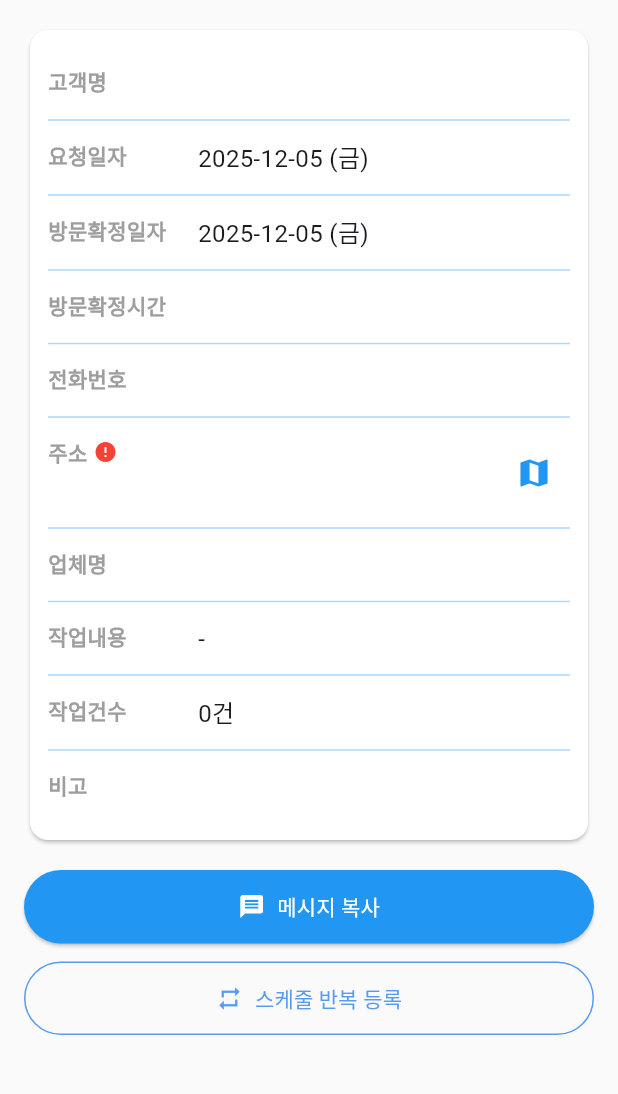
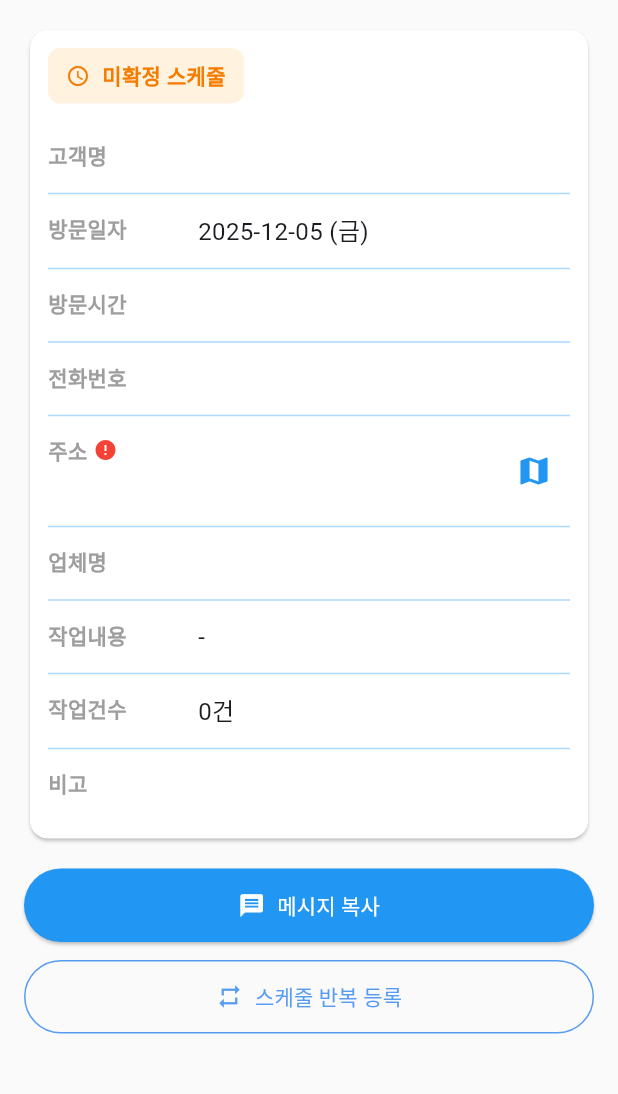
Before and after one commit to ssh5437/flutter_schedule_app, a Flutter app: the ScheduleDetailScreen screen opened directly with empty values, on a phone screen of 412 x 824 dp, the part 60-1154 px from its top. Run offline on Flutter 3.47's test engine with Material 3 defaults, Android fonts, the light colour scheme and no system bars; our stand-ins replace app_links, file_picker, firebase_analytics, firebase_core, fl_chart, flutter_colorpicker and 11 more; missing offline and left inert: encrypt, google_mlkit_text_recognition, home_widget, pointycastle, workmanager; accounts and stored records are empty; network calls fail; statements that could not run were skipped.

Commit message:
요청일자 없애고 요청 스케줄 미확정 스케줄로 전체 변경

```diff
--- a/lib/database/storage_helper.dart
+++ b/lib/database/storage_helper.dart
@@ -99,8 +99,7 @@ class StorageHelper {
     return schedules.where((s) {
       return s.customerName.toLowerCase().contains(lowerQuery) ||
           s.phoneNumber.contains(query) ||
-          (s.visitDate?.toString().contains(query) ?? false) ||
-          (s.requestDate.toString().contains(query));
+          (s.visitDate?.toString().contains(query) ?? false);
     }).toList();
   }
 
--- a/lib/models/schedule.dart
+++ b/lib/models/schedule.dart
@@ -2,11 +2,10 @@ class Schedule {
   final int? id;
   final String userId;
   final String customerName;
-  final DateTime requestDate;
-  final DateTime? visitDate;
+  final DateTime? visitDate; // 방문일자 (선택)
   final String? visitTime;
   final String phoneNumber;
-  final String address;
+  final String? address; // 주소 (선택)
   final String? jibunAddress; // 지번 주소 (통계용)
   final String? companyName;
   final List<String> workItems;
@@ -19,11 +18,10 @@ class Schedule {
     this.id,
     required this.userId,
     required this.customerName,
-    required this.requestDate,
-    this.visitDate,
+    this.visitDate, // 선택 필드
     this.visitTime,
     required this.phoneNumber,
-    required this.address,
+    this.address, // 선택 필드
     this.jibunAddress,
     this.companyName,
     required this.workItems,
@@ -52,19 +50,18 @@ class Schedule {
     return total;
   }
 
-  // 스케줄 상태 자동 판단 (visitDate와 visitTime 기반)
+  // 스케줄 상태 자동 판단 (visitTime 기반)
   String get computedStatus {
-    // visitDate와 visitTime이 모두 있으면 '확정'
-    if (visitDate != null && visitTime != null && visitTime != '미정') {
+    // visitTime이 있으면 '확정', 없으면 '예정'
+    if (visitTime != null && visitTime != '미정' && visitTime!.isNotEmpty) {
       return '확정';
     }
-    // 하나라도 없으면 '예정'
     return '예정';
   }
 
   // 확정 스케줄인지 확인
   bool get isConfirmed {
-    return visitDate != null && visitTime != null && visitTime != '미정';
+    return visitTime != null && visitTime != '미정' && visitTime!.isNotEmpty;
   }
 
   Map<String, dynamic> toMap() {
@@ -72,7 +69,6 @@ class Schedule {
       'id': id,
       'userId': userId,
       'customerName': customerName,
-      'requestDate': requestDate.toIso8601String(),
       'visitDate': visitDate?.toIso8601String(),
       'visitTime': visitTime,
       'phoneNumber': phoneNumber,
@@ -106,7 +102,6 @@ class Schedule {
       id: map['id'],
       userId: map['userId'] ?? 'legacy_user',
       customerName: map['customerName'],
-      requestDate: DateTime.parse(map['requestDate']),
       visitDate: map['visitDate'] != null ? DateTime.parse(map['visitDate']) : null,
       visitTime: map['visitTime'],
       phoneNumber: map['phoneNumber'],
@@ -125,7 +120,6 @@ class Schedule {
     int? id,
     String? userId,
     String? customerName,
-    DateTime? requestDate,
     DateTime? visitDate,
     String? visitTime,
     String? phoneNumber,
@@ -142,7 +136,6 @@ class Schedule {
       id: id ?? this.id,
       userId: userId ?? this.userId,
       customerName: customerName ?? this.customerName,
-      requestDate: requestDate ?? this.requestDate,
       visitDate: visitDate ?? this.visitDate,
       visitTime: visitTime ?? this.visitTime,
       phoneNumber: phoneNumber ?? this.phoneNumber,
--- a/lib/screens/company_edit_screen.dart
+++ b/lib/screens/company_edit_screen.dart
@@ -492,7 +492,7 @@ text: workItem != null ? NumberFormat('#,###').format(workItem.price) : '0'
                 leading: const Icon(Icons.message),
                 title: const Text('메시지 템플릿'),
                 subtitle: const Text(
-                  '업체별 메시지 템플릿 관리',
+                  '자주 사용하는 메시지를 저장해두세요',
                   style: TextStyle(fontSize: 12, color: Colors.grey),
                 ),
                 trailing: const Icon(Icons.arrow_forward_ios, size: 16),
--- a/lib/screens/completed_schedules_screen.dart
+++ b/lib/screens/completed_schedules_screen.dart
@@ -304,7 +304,7 @@ class CompletedSchedulesScreenState extends State<CompletedSchedulesScreen> {
                                           const SizedBox(height: 3),
                                           // 주소
                                           Text(
-                                            schedule.address,
+                                            schedule.address ?? '',
                                             style: TextStyle(
                                               fontSize: 13,
                                               color: textColor,
--- a/lib/screens/debug_screen.dart
+++ b/lib/screens/debug_screen.dart
@@ -238,7 +238,6 @@ class _DebugScreenState extends State<DebugScreen> {
           final newSchedule = Schedule(
             userId: user.id,
             customerName: customerNames[random.nextInt(customerNames.length)],
-            requestDate: currentDate.subtract(Duration(days: random.nextInt(5) + 1)),
             visitDate: currentDate,
             visitTime: visitTime,
             phoneNumber: '010-${1000 + random.nextInt(9000)}-${1000 + random.nextInt(9000)}',
--- a/lib/screens/home_screen.dart
+++ b/lib/screens/home_screen.dart
@@ -22,9 +22,9 @@ class HomeScreenState extends State<HomeScreen> {
   List<Schedule> _schedules = [];
   Map<String, int> _companyColors = {}; // 업체명 -> 색상 매핑
   bool _isLoading = true;
-  bool _showPendingSchedules = true; // 요청 스케줄 표시 여부
+  bool _showPendingSchedules = true; // 미확정 스케줄 표시 여부
   bool _showTodayOnly = false; // 오늘 스케줄만 표시 여부
-  Color _pendingColor = const Color(0xFFFAE6BB); // 예정 스케줄 색상
+  Color _pendingColor = const Color(0xFFFAE6BB); // 미확정 스케줄 색상
   Color _confirmedColor = const Color(0xFFFFFFFF); // 확정 스케줄 색상 (흰색)
 
   @override
@@ -61,8 +61,7 @@ class HomeScreenState extends State<HomeScreen> {
 
       // 스케줄 정렬
       // 1. 예정(status='예정')이 먼저, 확정(status='확정')이 나중
-      // 2. 예정 내에서는 requestDate 오름차순
-      // 3. 확정 내에서는 visitDate 오름차순
+      // 2. 같은 상태 내에서는 visitDate 오름차순 (visitDate가 없으면 뒤로)
       schedules.sort((a, b) {
         // status 필드로 예정/확정 구분
         final aIsConfirmed = a.status == '확정';
@@ -72,15 +71,11 @@ class HomeScreenState extends State<HomeScreen> {
         if (!aIsConfirmed && bIsConfirmed) return -1;
         if (aIsConfirmed && !bIsConfirmed) return 1;
 
-        // 둘 다 예정인 경우: requestDate 오름차순
-        if (!aIsConfirmed && !bIsConfirmed) {
-          return a.requestDate.compareTo(b.requestDate);
-        }
-
-        // 둘 다 확정인 경우: visitDate 오름차순 (visitDate가 없으면 requestDate 사용)
-        final aDate = a.visitDate ?? a.requestDate;
-        final bDate = b.visitDate ?? b.requestDate;
-        return aDate.compareTo(bDate);
+        // 같은 상태 내에서: visitDate 오름차순 (null은 뒤로)
+        if (a.visitDate == null && b.visitDate == null) return 0;
+        if (a.visitDate == null) return 1;
+        if (b.visitDate == null) return -1;
+        return a.visitDate!.compareTo(b.visitDate!);
       });
 
       if (!mounted) return;
@@ -223,7 +218,7 @@ class HomeScreenState extends State<HomeScreen> {
                       const Text('필터:', style: TextStyle(fontSize: 14, fontWeight: FontWeight.w500)),
                       const SizedBox(width: 12),
                       FilterChip(
-                        label: const Text('요청 스케줄', style: TextStyle(fontSize: 13)),
+                        label: const Text('미확정 스케줄', style: TextStyle(fontSize: 13)),
                         selected: _showPendingSchedules,
                         onSelected: (value) {
                           setState(() {
@@ -258,23 +253,27 @@ class HomeScreenState extends State<HomeScreen> {
                       builder: (context) {
                         // 필터링된 스케줄 계산
                         final filteredSchedules = _schedules.where((s) {
+                          // visitDate가 없는 스케줄은 항상 포함
+                          if (s.visitDate == null) {
+                            // 미확정 스케줄 필터
+                            if (!_showPendingSchedules && s.computedStatus != '확정') return false;
+                            return true;
+                          }
+
                           // 오늘 이전 스케줄 필터 (오늘 포함, 이전 제외)
                           final today = DateTime.now();
                           final todayStart = DateTime(today.year, today.month, today.day);
-                          final displayDate = s.computedStatus == '확정' && s.visitDate != null
-                              ? s.visitDate!
-                              : s.requestDate;
-                          final displayDateStart = DateTime(displayDate.year, displayDate.month, displayDate.day);
+                          final displayDateStart = DateTime(s.visitDate!.year, s.visitDate!.month, s.visitDate!.day);
                           if (displayDateStart.isBefore(todayStart)) return false;
 
-                          // 요청 스케줄 필터
+                          // 미확정 스케줄 필터
                           if (!_showPendingSchedules && s.computedStatus != '확정') return false;
 
                           // 오늘 스케줄 필터
                           if (_showTodayOnly) {
-                            if (displayDate.year != today.year ||
-                                displayDate.month != today.month ||
-                                displayDate.day != today.day) {
+                            if (s.visitDate!.year != today.year ||
+                                s.visitDate!.month != today.month ||
+                                s.visitDate!.day != today.day) {
                               return false;
                             }
                           }
@@ -288,14 +287,11 @@ class HomeScreenState extends State<HomeScreen> {
                             if (b.computedStatus == '예정') return 1;
                           }
 
-                          // 2. 같은 상태 내에서 날짜별 정렬
-                          final dateA = a.computedStatus == '확정' && a.visitDate != null
-                              ? a.visitDate!
-                              : a.requestDate;
-                          final dateB = b.computedStatus == '확정' && b.visitDate != null
-                              ? b.visitDate!
-                              : b.requestDate;
-                          return dateA.compareTo(dateB);
+                          // 2. 같은 상태 내에서 날짜별 정렬 (visitDate 없으면 뒤로)
+                          if (a.visitDate == null && b.visitDate == null) return 0;
+                          if (a.visitDate == null) return 1;
+                          if (b.visitDate == null) return -1;
+                          return a.visitDate!.compareTo(b.visitDate!);
                         });
 
                         // 스케줄이 없는 경우 메시지 표시
@@ -331,31 +327,27 @@ class HomeScreenState extends State<HomeScreen> {
                             final schedule = filteredSchedules[index];
 
                             debugPrint(schedule.companyName);
-                            // 확정 스케줄은 방문확정일자, 그 외에는 요청일자 표시
-                            final displayDate = schedule.computedStatus == '확정' && schedule.visitDate != null
-                                ? schedule.visitDate!
-                                : schedule.requestDate;
-                            final dateLabel = schedule.computedStatus == '확정' && schedule.visitDate != null
-                                ? '방문확정일자'
-                                : '요청일자';
+                            // visitDate가 있으면 방문일자로 표시
+                            final displayDate = schedule.visitDate;
+                            final dateLabel = '방문일자';
 
                             // 날짜 섹션 헤더 표시 여부 확인
                             bool showDateHeader = false;
                             String headerText = '';
 
                             if (schedule.computedStatus == '예정') {
-                              // 요청 스케줄: 첫 번째 요청 스케줄일 때만 헤더 표시
+                              // 미확정 스케줄: 첫 번째 미확정 스케줄일 때만 헤더 표시
                               if (index == 0) {
                                 showDateHeader = true;
-                                headerText = '요청 스케줄';
+                                headerText = '미확정 스케줄';
                               } else {
                                 final prevSchedule = filteredSchedules[index - 1];
                                 if (prevSchedule.computedStatus != '예정') {
                                   showDateHeader = true;
-                                  headerText = '요청 스케줄';
+                                  headerText = '미확정 스케줄';
                                 }
                               }
-                            } else if (schedule.computedStatus == '확정') {
+                            } else if (schedule.computedStatus == '확정' && displayDate != null) {
                               // 확정 스케줄: 날짜별로 헤더 표시
                               if (index == 0) {
                                 showDateHeader = true;
@@ -363,13 +355,12 @@ class HomeScreenState extends State<HomeScreen> {
                               } else {
                                 final prevSchedule = filteredSchedules[index - 1];
                                 if (prevSchedule.computedStatus == '예정') {
-                                  // 이전이 요청 스케줄이면 무조건 헤더 표시
+                                  // 이전이 미확정 스케줄이면 무조건 헤더 표시
                                   showDateHeader = true;
                                   headerText = _formatDateHeader(displayDate);
-                                } else {
+                                } else if (prevSchedule.visitDate != null) {
                                   // 이전도 확정 스케줄이면 날짜가 다를 때만 헤더 표시
-                                  final prevDate = prevSchedule.visitDate ?? prevSchedule.requestDate;
-                                  final prevDateOnly = DateTime(prevDate.year, prevDate.month, prevDate.day);
+                                  final prevDateOnly = DateTime(prevSchedule.visitDate!.year, prevSchedule.visitDate!.month, prevSchedule.visitDate!.day);
                                   final currentDateOnly = DateTime(displayDate.year, displayDate.month, displayDate.day);
 
                                   if (!prevDateOnly.isAtSameMomentAs(currentDateOnly)) {
@@ -519,7 +510,7 @@ class HomeScreenState extends State<HomeScreen> {
                                             const SizedBox(height: 4),
                                             // 주소
                                             Text(
-                                              schedule.address,
+                                              schedule.address ?? '',
                                               style: TextStyle(
                                                 fontSize: 13,
                                                 color: textColor,
--- a/lib/screens/schedule_detail_screen.dart
+++ b/lib/screens/schedule_detail_screen.dart
@@ -107,7 +107,7 @@ class _ScheduleDetailScreenState extends State<ScheduleDetailScreen> {
 
     if (templates.isEmpty) {
       ScaffoldMessenger.of(context).showSnackBar(
-        const SnackBar(content: Text('등록된 메시지 템플릿이 없습니다')),
+        const SnackBar(content: Text('등록된 메시지 템플릿이 없습니다. 업체관리에서 추가해주세요')),
       );
       return;
     }
@@ -177,7 +177,7 @@ class _ScheduleDetailScreenState extends State<ScheduleDetailScreen> {
   void _copyTemplateMessage(MessageTemplate template) {
     // 템플릿 변수를 실제 값으로 치환
     final message = template.replaceVariables(
-      visitDate: _formatDate(_schedule.visitDate ?? _schedule.requestDate),
+      visitDate: _schedule.visitDate != null ? _formatDate(_schedule.visitDate!) : '미정',
       visitTime: _schedule.visitTime ?? '미정',
       customerName: _schedule.customerName,
       companyName: _schedule.companyName ?? '',
@@ -324,17 +324,51 @@ class _ScheduleDetailScreenState extends State<ScheduleDetailScreen> {
         child: Column(
           crossAxisAlignment: CrossAxisAlignment.start,
           children: [
+            // 스케줄 상태 표시
+            Container(
+              padding: const EdgeInsets.symmetric(horizontal: 12, vertical: 8),
+              decoration: BoxDecoration(
+                color: _schedule.computedStatus == '확정'
+                    ? Colors.blue.shade50
+                    : Colors.orange.shade50,
+                borderRadius: BorderRadius.circular(8),
+              ),
+              child: Row(
+                mainAxisSize: MainAxisSize.min,
+                children: [
+                  Icon(
+                    _schedule.computedStatus == '확정'
+                        ? Icons.check_circle
+                        : Icons.schedule,
+                    size: 16,
+                    color: _schedule.computedStatus == '확정'
+                        ? Colors.blue.shade700
+                        : Colors.orange.shade700,
+                  ),
+                  const SizedBox(width: 8),
+                  Text(
+                    _schedule.computedStatus == '확정' ? '확정 스케줄' : '미확정 스케줄',
+                    style: TextStyle(
+                      fontSize: 14,
+                      fontWeight: FontWeight.bold,
+                      color: _schedule.computedStatus == '확정'
+                          ? Colors.blue.shade700
+                          : Colors.orange.shade700,
+                    ),
+                  ),
+                ],
+              ),
+            ),
+            const SizedBox(height: 12),
             _buildInfoRow('고객명', _schedule.customerName),
             const Divider(height: 2, color: Color(0xFFabd9ff)),
-            _buildInfoRow('요청일자', _formatDate(_schedule.requestDate)),
+            _buildInfoRow('방문일자', _schedule.visitDate != null ? _formatDate(_schedule.visitDate!) : '미정'),
             const Divider(height: 2, color: Color(0xFFabd9ff)),
-            _buildInfoRow('방문확정일자', _formatDate(_schedule.visitDate)),
-            const Divider(height: 2, color: Color(0xFFabd9ff)),
-            _buildInfoRow('방문확정시간', _schedule.visitTime ?? '미정'),
+            _buildInfoRow('방문시간', _schedule.visitTime ?? '미정'),
             const Divider(height: 2, color: Color(0xFFabd9ff)),
             _buildPhoneRow('전화번호', _schedule.phoneNumber),
             const Divider(height: 2, color: Color(0xFFabd9ff)),
-            _buildAddressRow('주소', _schedule.address),
+            _buildAddressRow('주소', _schedule.address ?? ''),
             const Divider(height: 2, color: Color(0xFFabd9ff)),
             // 테스트: 지번 주소 표시 (비활성화)
             // _buildInfoRow('지번주소(테스트)', _schedule.jibunAddress ?? '없음'),
@@ -536,8 +570,8 @@ class _ScheduleDetailScreenState extends State<ScheduleDetailScreen> {
     final userId = Supabase.instance.client.auth.currentUser?.id;
     if (userId == null) return;
 
-    // 초기 날짜는 visitDate가 있으면 visitDate, 없으면 requestDate 사용
-    final initialDate = _schedule.visitDate ?? _schedule.requestDate;
+    // 초기 날짜는 visitDate가 있으면 visitDate, 없으면 오늘 사용
+    final initialDate = _schedule.visitDate ?? DateTime.now();
 
     final result = await showDialog<RepeatConfig>(
       context: context,
@@ -566,11 +600,11 @@ class _ScheduleDetailScreenState extends State<ScheduleDetailScreen> {
         final newSchedule = Schedule(
           userId: userId,
           customerName: _schedule.customerName,
-          requestDate: DateTime.now(), // 요청일은 현재
           visitDate: date, // 방문 예정일을 반복 날짜로 설정
           visitTime: _schedule.visitTime, // 원본의 시간 사용
           phoneNumber: _schedule.phoneNumber,
           address: _schedule.address,
+          jibunAddress: _schedule.jibunAddress,
           companyName: _schedule.companyName,
           workItems: _schedule.workItems,
           workPrices: _schedule.workPrices,
--- a/lib/screens/settings_screen.dart
+++ b/lib/screens/settings_screen.dart
@@ -23,7 +23,7 @@ class SettingsScreen extends StatefulWidget {
 
 class _SettingsScreenState extends State<SettingsScreen> {
   String _defaultCalendar = 'monthly'; // 'monthly' 또는 'weekly'
-  Color _pendingColor = const Color(0xFFFAE6BB); // 예정 스케줄 색상 (연한 주황)
+  Color _pendingColor = const Color(0xFFFAE6BB); // 미확정 스케줄 색상 (연한 주황)
   Color _confirmedColor = const Color(0xFFFFFFFF); // 확정 스케줄 색상 (흰색)
   Color _widgetBackgroundColor = const Color(0xFFFFFFFF); // 위젯 배경색 (흰색)
 
@@ -773,7 +773,7 @@ class _SettingsScreenState extends State<SettingsScreen> {
           // 스케줄 색상 설정
           ListTile(
             leading: Icon(Icons.palette, color: _pendingColor),
-            title: const Text('예정 스케줄 색상'),
+            title: const Text('미확정 스케줄 색상'),
             trailing: Container(
               width: 40,
               height: 40,
--- a/lib/screens/weekly_calendar_screen.dart
+++ b/lib/screens/weekly_calendar_screen.dart
@@ -18,7 +18,7 @@ class WeeklyCalendarScreenState extends State<WeeklyCalendarScreen> {
   Map<DateTime, List<Schedule>> _schedulesByDate = {};
   Map<String, int> _companyColors = {}; // 업체명 -> 색상 매핑
   bool _isLoading = true;
-  Color _pendingColor = const Color(0xFFFAE6BB); // 예정 스케줄 색상
+  Color _pendingColor = const Color(0xFFFAE6BB); // 미확정 스케줄 색상
   Color _confirmedColor = const Color(0xFFFFFFFF); // 확정 스케줄 색상 (흰색)
 
   // 통합된 가로 스크롤 컨트롤러
@@ -76,8 +76,10 @@ class WeeklyCalendarScreenState extends State<WeeklyCalendarScreen> {
 
     final Map<DateTime, List<Schedule>> schedulesByDate = {};
     for (var schedule in schedules) {
-      final displayDate = schedule.visitDate ?? schedule.requestDate;
-      final date = DateTime(displayDate.year, displayDate.month, displayDate.day);
+      // visitDate가 있는 경우만 캘린더에 표시
+      if (schedule.visitDate == null) continue;
+
+      final date = DateTime(schedule.visitDate!.year, schedule.visitDate!.month, schedule.visitDate!.day);
 
       if (schedulesByDate[date] == null) {
         schedulesByDate[date] = [];
@@ -406,6 +408,7 @@ class WeeklyCalendarScreenState extends State<WeeklyCalendarScreen> {
   }
 
   Widget _buildScheduleCard(Schedule schedule) {
+
     // 업체 색상 가져오기 (테두리용, 없으면 기본 회색)
     final borderColor = schedule.companyName != null && _companyColors[schedule.companyName] != null
         ? Color(_companyColors[schedule.companyName]!)
@@ -470,7 +473,7 @@ class WeeklyCalendarScreenState extends State<WeeklyCalendarScreen> {
                 ),
               ),
             Text(
-              schedule.customerName,
+              '${schedule.computedStatus == '예정' ? '[미확정] ' : ''}${schedule.customerName}',
               style: TextStyle(
                 color: textColor,
                 fontSize: 11,
--- a/scripts/generate_test_schedules.dart
+++ b/scripts/generate_test_schedules.dart
@@ -79,7 +79,6 @@ Future<void> main() async {
       final newSchedule = Schedule(
         userId: userId,
         customerName: customerNames[random.nextInt(customerNames.length)],
-        requestDate: currentDate.subtract(Duration(days: random.nextInt(5) + 1)), // 방문일 1~5일 전 요청
         visitDate: currentDate,
         visitTime: visitTime,
         phoneNumber: '010-${1000 + random.nextInt(9000)}-${1000 + random.nextInt(9000)}',
```
Also changed, not shown: lib/database/database_helper.dart (+50 -9 lines), lib/screens/calendar_screen.dart (+29 -22 lines), lib/screens/schedule_form_screen.dart (+11 -55 lines), lib/screens/statistics_screen.dart (+25 -23 lines), lib/services/backup_service.dart (+18 -15 lines), lib/services/widget_service.dart (+9 -25 lines), 1 other file.
